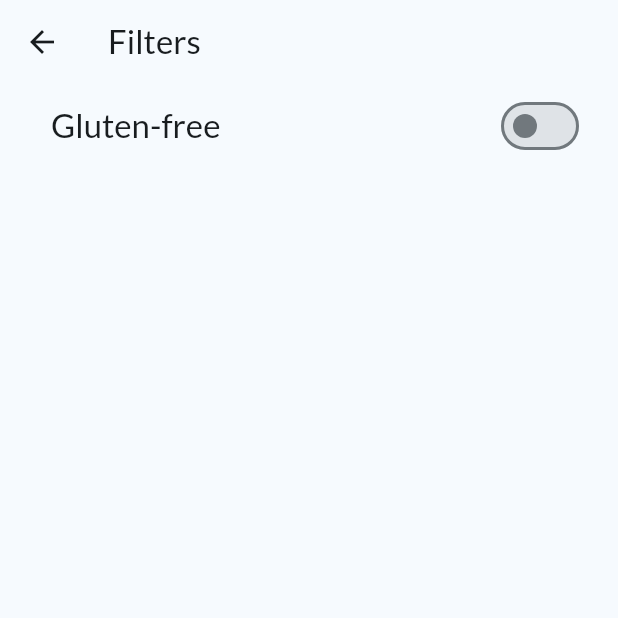
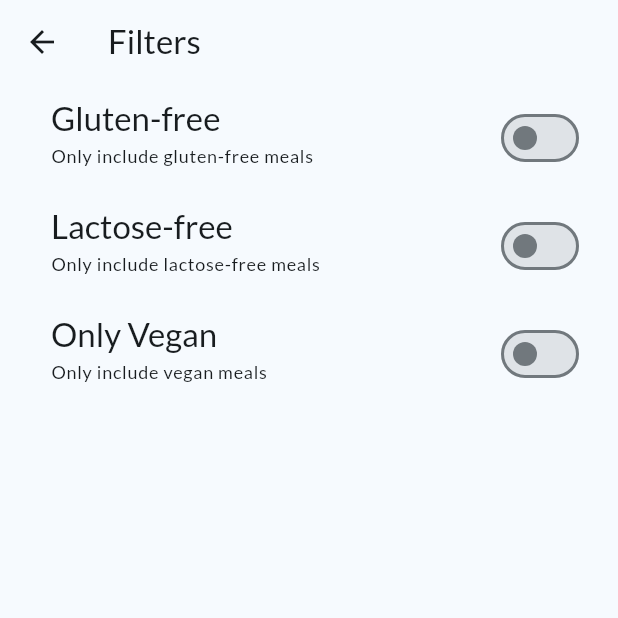
Before and after one commit to adityawalture/food_app, a Flutter app: the FiltersScreen screen opened directly, on a phone screen of 412 x 824 dp, the top half of it. Run offline on Flutter 3.47's test engine with Material 2 defaults, Android fonts, the phone set to English and light mode, and no system bars; our stand-ins replace google_fonts, transparent_image.

Commit message:
Filter pg updated

```diff
--- a/lib/Pages/filter_pg.dart
+++ b/lib/Pages/filter_pg.dart
@@ -9,6 +9,8 @@ class FiltersScreen extends StatefulWidget {
 
 class _FiltersScreenState extends State<FiltersScreen> {
   var _glutenFree = false;
+  var _lactoseFree = false;
+  var _vegan = false;
 
   @override
   Widget build(BuildContext context) {
@@ -16,6 +18,18 @@ class _FiltersScreenState extends State<FiltersScreen> {
       appBar: AppBar(
         title: const Text('Filters'),
       ),
+      // drawer: MainDrawer(
+      //   onSelectPg: (identifier) {
+      //     Navigator.of(context).pop();
+      //     if (identifier == 'meals') {
+      //       Navigator.of(context).pushReplacement(
+      //         MaterialPageRoute(
+      //           builder: (ctx) => const TabsScreen(),
+      //         ),
+      //       );
+      //     }
+      //   },
+      // ),
       body: Column(
         children: [
           SwitchListTile(
@@ -33,6 +47,60 @@ class _FiltersScreenState extends State<FiltersScreen> {
                     color: Theme.of(context).colorScheme.onBackground,
                   ),
             ),
+            subtitle: Text(
+              'Only include gluten-free meals',
+              style: Theme.of(context).textTheme.labelMedium!.copyWith(
+                    color: Theme.of(context).colorScheme.onBackground,
+                  ),
+            ),
+            activeColor: Theme.of(context).colorScheme.tertiary,
+            contentPadding: const EdgeInsets.only(left: 34, right: 22),
+          ),
+          SwitchListTile(
+            value: _lactoseFree,
+            onChanged: (isChecked) {
+              setState(
+                () {
+                  _lactoseFree = isChecked;
+                },
+              );
+            },
+            title: Text(
+              'Lactose-free',
+              style: Theme.of(context).textTheme.titleLarge!.copyWith(
+                    color: Theme.of(context).colorScheme.onBackground,
+                  ),
+            ),
+            subtitle: Text(
+              'Only include lactose-free meals',
+              style: Theme.of(context).textTheme.labelMedium!.copyWith(
+                    color: Theme.of(context).colorScheme.onBackground,
+                  ),
+            ),
+            activeColor: Theme.of(context).colorScheme.tertiary,
+            contentPadding: const EdgeInsets.only(left: 34, right: 22),
+          ),
+          SwitchListTile(
+            value: _vegan,
+            onChanged: (isChecked) {
+              setState(
+                () {
+                  _vegan = isChecked;
+                },
+              );
+            },
+            title: Text(
+              'Only Vegan',
+              style: Theme.of(context).textTheme.titleLarge!.copyWith(
+                    color: Theme.of(context).colorScheme.onBackground,
+                  ),
+            ),
+            subtitle: Text(
+              'Only include vegan meals',
+              style: Theme.of(context).textTheme.labelMedium!.copyWith(
+                    color: Theme.of(context).colorScheme.onBackground,
+                  ),
+            ),
             activeColor: Theme.of(context).colorScheme.tertiary,
             contentPadding: const EdgeInsets.only(left: 34, right: 22),
           )
--- a/lib/Pages/tabs.dart
+++ b/lib/Pages/tabs.dart
@@ -1,5 +1,6 @@
 import 'package:flutter/material.dart';
 import 'package:food_app/Pages/categories_pg.dart';
+import 'package:food_app/Pages/filter_pg.dart';
 import 'package:food_app/Pages/meals_pg.dart';
 
 import '../models/meal_model.dart';
@@ -50,9 +51,13 @@ class _TabsScreenState extends State<TabsScreen> {
 
   //render display by selecting from drawer list
   void _setScreen(String identifier) {
+    Navigator.of(context).pop();
     if (identifier == 'filters') {
-    } else {
-      Navigator.of(context).pop();
+      Navigator.of(context).push(
+        MaterialPageRoute(
+          builder: (ctx) => const FiltersScreen(),
+        ),
+      );
     }
   }
 
```
